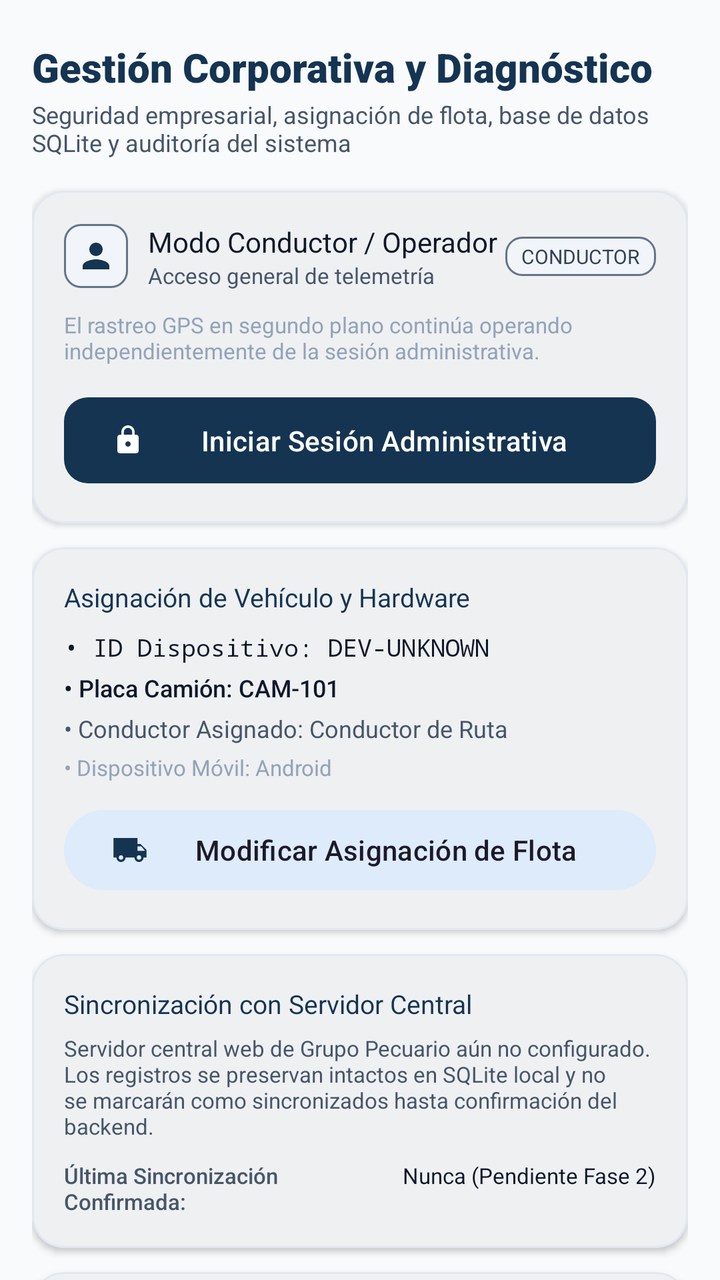
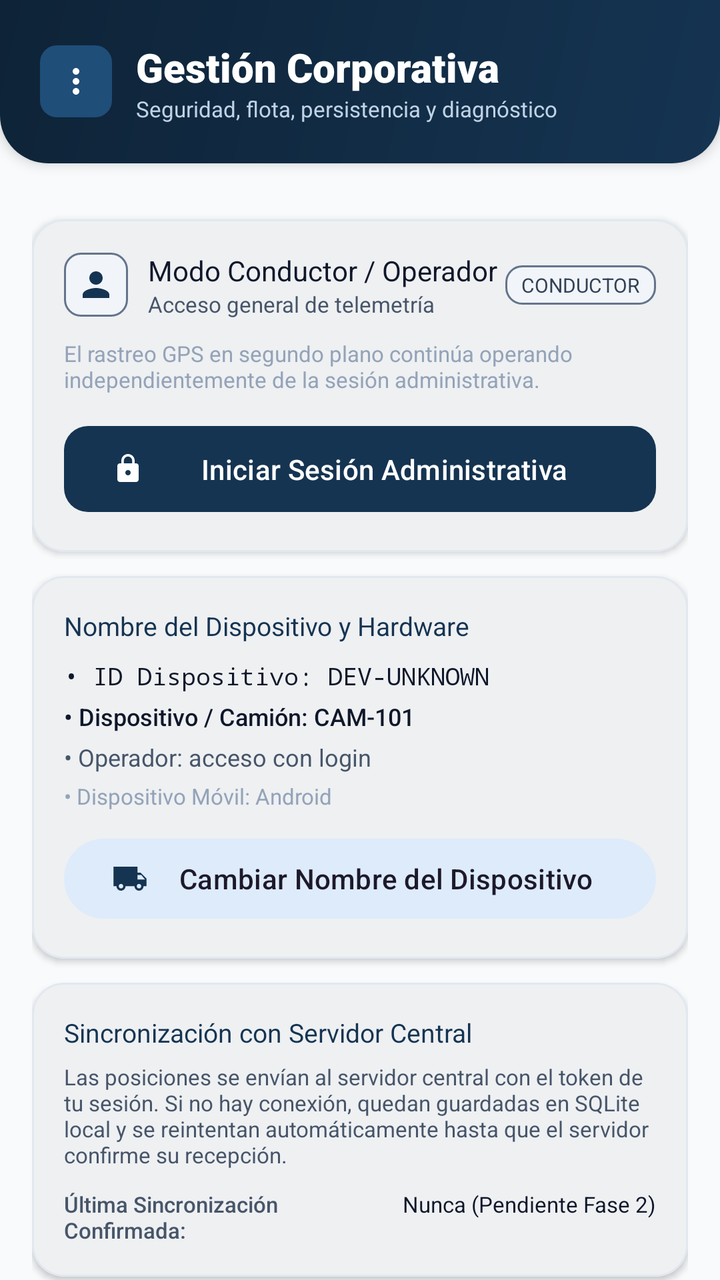

Screens rendered from an Android XML layout before and after an edit, with the pre-edit source and the edit as a unified diff.
<!-- AndroidManifest.xml: application theme Theme.GPSCamiones -->
<!-- res/layout/fragment_admin.xml -->
<?xml version="1.0" encoding="utf-8"?>
<androidx.core.widget.NestedScrollView xmlns:android="http://schemas.android.com/apk/res/android"
    xmlns:app="http://schemas.android.com/apk/res-auto"
    xmlns:tools="http://schemas.android.com/tools"
    android:layout_width="match_parent"
    android:layout_height="match_parent"
    android:background="@color/bg_light"
    android:fillViewport="true">

    <LinearLayout
        android:layout_width="match_parent"
        android:layout_height="wrap_content"
        android:orientation="vertical"
        android:paddingStart="16dp"
        android:paddingTop="20dp"
        android:paddingEnd="16dp"
        android:paddingBottom="24dp">

        <TextView
            android:layout_width="wrap_content"
            android:layout_height="wrap_content"
            android:fontFamily="sans-serif-black"
            android:text="Gestión Corporativa y Diagnóstico"
            android:textColor="@color/primary_petrol"
            android:textSize="20sp" />

        <TextView
            android:layout_width="wrap_content"
            android:layout_height="wrap_content"
            android:layout_marginTop="2dp"
            android:fontFamily="sans-serif"
            android:text="Seguridad empresarial, asignación de flota, base de datos SQLite y auditoría del sistema"
            android:textColor="@color/text_secondary"
            android:textSize="12sp" />

        
        <com.google.android.material.card.MaterialCardView
            style="@style/Widget.GPSCamiones.Card"
            android:layout_width="match_parent"
            android:layout_height="wrap_content"
            android:layout_marginTop="16dp">

            <LinearLayout
                android:layout_width="match_parent"
                android:layout_height="wrap_content"
                android:orientation="vertical"
                android:padding="16dp">

                <LinearLayout
                    android:layout_width="match_parent"
                    android:layout_height="wrap_content"
                    android:gravity="center_vertical"
                    android:orientation="horizontal">

                    <ImageView
                        android:layout_width="32dp"
                        android:layout_height="32dp"
                        android:background="@drawable/badge_status_neutral"
                        android:contentDescription="Usuario"
                        android:padding="6dp"
                        android:src="@drawable/ic_person"
                        app:tint="@color/primary_petrol" />

                    <LinearLayout
                        android:layout_width="0dp"
                        android:layout_height="wrap_content"
                        android:layout_marginStart="10dp"
                        android:layout_weight="1"
                        android:orientation="vertical">

                        <TextView
                            android:id="@+id/tv_admin_session_user"
                            android:layout_width="wrap_content"
                            android:layout_height="wrap_content"
                            android:fontFamily="sans-serif-bold"
                            android:text="Modo Conductor / Operador"
                            android:textColor="@color/text_primary"
                            android:textSize="14sp" />

                        <TextView
                            android:id="@+id/tv_admin_session_role"
                            android:layout_width="wrap_content"
                            android:layout_height="wrap_content"
                            android:fontFamily="sans-serif"
                            android:text="Acceso general de telemetría"
                            android:textColor="@color/text_secondary"
                            android:textSize="11sp" />
                    </LinearLayout>

                    <TextView
                        android:id="@+id/tv_admin_role_badge"
                        android:layout_width="wrap_content"
                        android:layout_height="wrap_content"
                        android:background="@drawable/badge_status_neutral"
                        android:fontFamily="sans-serif-bold"
                        android:paddingStart="8dp"
                        android:paddingTop="3dp"
                        android:paddingEnd="8dp"
                        android:paddingBottom="3dp"
                        android:text="CONDUCTOR"
                        android:textColor="@color/status_neutral_text"
                        android:textSize="10sp" />
                </LinearLayout>

                <TextView
                    android:layout_width="match_parent"
                    android:layout_height="wrap_content"
                    android:layout_marginTop="10dp"
                    android:fontFamily="sans-serif"
                    android:text="El rastreo GPS en segundo plano continúa operando independientemente de la sesión administrativa."
                    android:textColor="@color/text_tertiary"
                    android:textSize="11sp" />

                <LinearLayout
                    android:layout_width="match_parent"
                    android:layout_height="wrap_content"
                    android:layout_marginTop="12dp"
                    android:orientation="horizontal">

                    <com.google.android.material.button.MaterialButton
                        android:id="@+id/btn_admin_login"
                        style="@style/Widget.GPSCamiones.Button.Primary"
                        android:layout_width="0dp"
                        android:layout_height="wrap_content"
                        android:layout_weight="1"
                        android:text="Iniciar Sesión Administrativa"
                        app:icon="@drawable/ic_lock"
                        app:iconSize="16dp" />

                    <com.google.android.material.button.MaterialButton
                        android:id="@+id/btn_admin_logout"
                        style="@style/Widget.GPSCamiones.Button.Danger"
                        android:layout_width="0dp"
                        android:layout_height="wrap_content"
                        android:layout_marginStart="8dp"
                        android:layout_weight="1"
                        android:text="Cerrar Sesión"
                        android:visibility="gone" />
                </LinearLayout>
            </LinearLayout>
        </com.google.android.material.card.MaterialCardView>

        
        <com.google.android.material.card.MaterialCardView
            style="@style/Widget.GPSCamiones.Card"
            android:layout_width="match_parent"
            android:layout_height="wrap_content"
            android:layout_marginTop="12dp">

            <LinearLayout
                android:layout_width="match_parent"
                android:layout_height="wrap_content"
                android:orientation="vertical"
                android:padding="16dp">

                <TextView
                    android:layout_width="wrap_content"
                    android:layout_height="wrap_content"
                    android:fontFamily="sans-serif-bold"
                    android:text="Asignación de Vehículo y Hardware"
                    android:textColor="@color/primary_petrol"
                    android:textSize="13sp" />

                <LinearLayout
                    android:layout_width="match_parent"
                    android:layout_height="wrap_content"
                    android:layout_marginTop="8dp"
                    android:orientation="vertical">

                    <TextView
                        android:id="@+id/tv_admin_device_id"
                        android:layout_width="match_parent"
                        android:layout_height="wrap_content"
                        android:fontFamily="monospace"
                        android:text="• ID Dispositivo: DEV-UNKNOWN"
                        android:textColor="@color/text_primary"
                        android:textSize="12sp" />

                    <TextView
                        android:id="@+id/tv_admin_truck_plate"
                        android:layout_width="match_parent"
                        android:layout_height="wrap_content"
                        android:layout_marginTop="4dp"
                        android:fontFamily="sans-serif-medium"
                        android:text="• Placa Camión: CAM-101"
                        android:textColor="@color/text_primary"
                        android:textSize="12sp" />

                    <TextView
                        android:id="@+id/tv_admin_driver_name"
                        android:layout_width="match_parent"
                        android:layout_height="wrap_content"
                        android:layout_marginTop="4dp"
                        android:fontFamily="sans-serif"
                        android:text="• Conductor Asignado: Conductor de Ruta"
                        android:textColor="@color/text_secondary"
                        android:textSize="12sp" />

                    <TextView
                        android:id="@+id/tv_admin_hardware_model"
                        android:layout_width="match_parent"
                        android:layout_height="wrap_content"
                        android:layout_marginTop="4dp"
                        android:fontFamily="sans-serif"
                        android:text="• Dispositivo Móvil: Android"
                        android:textColor="@color/text_tertiary"
                        android:textSize="11sp" />
                </LinearLayout>

                <com.google.android.material.button.MaterialButton
                    android:id="@+id/btn_admin_edit_assignment"
                    style="@style/Widget.Material3.Button.TonalButton"
                    android:layout_width="match_parent"
                    android:layout_height="wrap_content"
                    android:layout_marginTop="10dp"
                    android:text="Modificar Asignación de Flota"
                    app:icon="@drawable/ic_truck"
                    app:iconTint="@color/primary_petrol" />
            </LinearLayout>
        </com.google.android.material.card.MaterialCardView>

        
        <com.google.android.material.card.MaterialCardView
            style="@style/Widget.GPSCamiones.Card"
            android:layout_width="match_parent"
            android:layout_height="wrap_content"
            android:layout_marginTop="12dp">

            <LinearLayout
                android:layout_width="match_parent"
                android:layout_height="wrap_content"
                android:orientation="vertical"
                android:padding="16dp">

                <TextView
                    android:layout_width="wrap_content"
                    android:layout_height="wrap_content"
                    android:fontFamily="sans-serif-bold"
                    android:text="Sincronización con Servidor Central"
                    android:textColor="@color/primary_petrol"
                    android:textSize="13sp" />

                <TextView
                    android:id="@+id/tv_admin_sync_status"
                    android:layout_width="match_parent"
                    android:layout_height="wrap_content"
                    android:layout_marginTop="6dp"
                    android:fontFamily="sans-serif"
                    android:text="Servidor central web de Grupo Pecuario aún no configurado. Los registros se preservan intactos en SQLite local y no se marcarán como sincronizados hasta confirmación del backend."
                    android:textColor="@color/text_secondary"
                    android:textSize="11sp" />

                <LinearLayout
                    android:layout_width="match_parent"
                    android:layout_height="wrap_content"
                    android:layout_marginTop="10dp"
                    android:orientation="horizontal">

                    <TextView
                        android:layout_width="0dp"
                        android:layout_height="wrap_content"
                        android:layout_weight="1"
                        android:fontFamily="sans-serif-medium"
                        android:text="Última Sincronización Confirmada:"
                        android:textColor="@color/text_secondary"
                        android:textSize="11sp" />

                    <TextView
                        android:id="@+id/tv_admin_last_sync_date"
                        android:layout_width="wrap_content"
                        android:layout_height="wrap_content"
                        android:fontFamily="sans-serif"
                        android:text="Nunca (Pendiente Fase 2)"
                        android:textColor="@color/text_primary"
                        android:textSize="11sp" />
                </LinearLayout>
            </LinearLayout>
        </com.google.android.material.card.MaterialCardView>

        
        <com.google.android.material.card.MaterialCardView
            style="@style/Widget.GPSCamiones.Card"
            android:layout_width="match_parent"
            android:layout_height="wrap_content"
            android:layout_marginTop="12dp">

            <LinearLayout
                android:layout_width="match_parent"
                android:layout_height="wrap_content"
                android:orientation="vertical"
                android:padding="16dp">

                <TextView
                    android:layout_width="wrap_content"
                    android:layout_height="wrap_content"
                    android:fontFamily="sans-serif-bold"
                    android:text="Auditoría de Almacenamiento SQLite"
                    android:textColor="@color/primary_petrol"
                    android:textSize="13sp" />

                <LinearLayout
                    android:layout_width="match_parent"
                    android:layout_height="wrap_content"
                    android:layout_marginTop="8dp"
                    android:orientation="vertical">

                    <TextView
                        android:id="@+id/tv_sqlite_stats_total"
                        android:layout_width="match_parent"
                        android:layout_height="wrap_content"
                        android:fontFamily="sans-serif"
                        android:text="• Total posiciones registradas: 0"
                        android:textColor="@color/text_primary"
                        android:textSize="12sp" />

                    <TextView
                        android:id="@+id/tv_sqlite_stats_pendientes"
                        android:layout_width="match_parent"
                        android:layout_height="wrap_content"
                        android:layout_marginTop="4dp"
                        android:fontFamily="sans-serif"
                        android:text="• Pendientes de subida a web: 0"
                        android:textColor="@color/status_warning_text"
                        android:textSize="12sp" />

                    <TextView
                        android:id="@+id/tv_sqlite_stats_primer"
                        android:layout_width="match_parent"
                        android:layout_height="wrap_content"
                        android:layout_marginTop="4dp"
                        android:fontFamily="sans-serif"
                        android:text="• Primer registro histórico: --"
                        android:textColor="@color/text_secondary"
                        android:textSize="11sp" />

                    <TextView
                        android:id="@+id/tv_sqlite_stats_ultimo"
                        android:layout_width="match_parent"
                        android:layout_height="wrap_content"
                        android:layout_marginTop="4dp"
                        android:fontFamily="sans-serif"
                        android:text="• Último registro almacenado: --"
                        android:textColor="@color/text_secondary"
                        android:textSize="11sp" />

                    <TextView
                        android:id="@+id/tv_sqlite_stats_wal"
                        android:layout_width="match_parent"
                        android:layout_height="wrap_content"
                        android:layout_marginTop="4dp"
                        android:fontFamily="sans-serif"
                        android:text="• Modo WAL (Write-Ahead Logging): Habilitado"
                        android:textColor="@color/status_active_text"
                        android:textSize="11sp" />
                </LinearLayout>

                <com.google.android.material.button.MaterialButton
                    android:id="@+id/btn_admin_refresh_db"
                    style="@style/Widget.Material3.Button.TonalButton"
                    android:layout_width="match_parent"
                    android:layout_height="wrap_content"
                    android:layout_marginTop="10dp"
                    android:text="Actualizar Estadísticas de Almacenamiento"
                    app:icon="@drawable/ic_storage"
                    app:iconTint="@color/primary_petrol" />
            </LinearLayout>
        </com.google.android.material.card.MaterialCardView>

        
        <com.google.android.material.card.MaterialCardView
            style="@style/Widget.GPSCamiones.Card"
            android:layout_width="match_parent"
            android:layout_height="wrap_content"
            android:layout_marginTop="12dp">

            <LinearLayout
                android:layout_width="match_parent"
                android:layout_height="wrap_content"
                android:orientation="vertical"
                android:padding="16dp">

                <TextView
                    android:layout_width="wrap_content"
                    android:layout_height="wrap_content"
                    android:fontFamily="sans-serif-bold"
                    android:text="Permisos de Android del Dispositivo"
                    android:textColor="@color/primary_petrol"
                    android:textSize="13sp" />

                <LinearLayout
                    android:layout_width="match_parent"
                    android:layout_height="wrap_content"
                    android:layout_marginTop="8dp"
                    android:orientation="vertical">

                    <TextView
                        android:id="@+id/tv_admin_perm_fine"
                        android:layout_width="match_parent"
                        android:layout_height="wrap_content"
                        android:fontFamily="sans-serif"
                        android:text="• Ubicación precisa (Fine): Verificando..."
                        android:textColor="@color/text_primary"
                        android:textSize="12sp" />

                    <TextView
                        android:id="@+id/tv_admin_perm_bg"
                        android:layout_width="match_parent"
                        android:layout_height="wrap_content"
                        android:layout_marginTop="4dp"
                        android:fontFamily="sans-serif"
                        android:text="• Ubicación en segundo plano: Verificando..."
                        android:textColor="@color/text_primary"
                        android:textSize="12sp" />

                    <TextView
                        android:id="@+id/tv_admin_perm_notif"
                        android:layout_width="match_parent"
                        android:layout_height="wrap_content"
                        android:layout_marginTop="4dp"
                        android:fontFamily="sans-serif"
                        android:text="• Notificaciones continuas: Verificando..."
                        android:textColor="@color/text_primary"
                        android:textSize="12sp" />
                </LinearLayout>

                <com.google.android.material.button.MaterialButton
                    android:id="@+id/btn_admin_open_settings"
                    style="@style/Widget.Material3.Button.OutlinedButton"
                    android:layout_width="match_parent"
                    android:layout_height="wrap_content"
                    android:layout_marginTop="10dp"
                    android:text="Abrir Ajustes de la Aplicación en Android" />
            </LinearLayout>
        </com.google.android.material.card.MaterialCardView>

    </LinearLayout>
</androidx.core.widget.NestedScrollView>
<!-- resources referenced by this layout -->
<resources>
  <color name="bg_light">#F8FAFC</color>
  <color name="primary_petrol">#153452</color>
  <color name="status_active_text">#15803D</color>
  <color name="status_neutral_text">#334155</color>
  <color name="status_warning_text">#B45309</color>
  <color name="text_primary">#0F172A</color>
  <color name="text_secondary">#475569</color>
  <color name="text_tertiary">#94A3B8</color>
  <!-- drawable badge_status_neutral (drawable) -->
  <?xml version="1.0" encoding="utf-8"?>
  <shape xmlns:android="http://schemas.android.com/apk/res/android"
      android:shape="rectangle">
      <corners android:radius="8dp" />
      <solid android:color="@color/status_neutral_container" />
      <stroke
          android:width="1dp"
          android:color="@color/status_neutral" />
  </shape>
  <!-- drawable ic_storage (drawable) -->
  <vector xmlns:android="http://schemas.android.com/apk/res/android"
      android:width="24dp"
      android:height="24dp"
      android:viewportWidth="24"
      android:viewportHeight="24">
      <path
          android:fillColor="#FF000000"
          android:pathData="M2 20h20v-4H2v4zm2-3h2v2H4v-2zM2 4v4h20V4H2zm4 3H4V5h2v2zm-4 7h20v-4H2v4zm2-3h2v2H4v-2z" />
  </vector>
  <style name="Widget.GPSCamiones.Button.Primary" parent="Widget.Material3.Button">
          <item name="backgroundTint">@color/primary_petrol</item>
          <item name="cornerRadius">12dp</item>
          <item name="android:textAllCaps">false</item>
          <item name="android:fontFamily">sans-serif-medium</item>
          <item name="android:paddingTop">12dp</item>
          <item name="android:paddingBottom">12dp</item>
      </style>
  <style name="Widget.GPSCamiones.Card" parent="Widget.Material3.CardView.Elevated">
          <item name="cardCornerRadius">16dp</item>
          <item name="cardElevation">2dp</item>
          <item name="cardBackgroundColor">@color/bg_surface</item>
          <item name="strokeWidth">1dp</item>
          <item name="strokeColor">@color/bg_card_stroke</item>
      </style>
  <style name="Theme.GPSCamiones" parent="Base.Theme.GPSCamiones" />
  <color name="status_neutral_container">#F1F5F9</color>
  <color name="status_neutral">#64748B</color>
  <color name="status_danger">#DC2626</color>
  <color name="bg_surface">#FFFFFF</color>
  <color name="bg_card_stroke">#E2E8F0</color>
  <color name="text_on_primary">#FFFFFF</color>
  <color name="primary_container">#E8F1F8</color>
  <color name="on_primary_container">#0A1D30</color>
  <color name="secondary_accent">#1E6091</color>
  <color name="secondary_container">#DDEBFA</color>
  <color name="bg_surface_variant">#F1F5F9</color>
  <color name="primary_petrol_dark">#0E2337</color>
  <!-- unchanged entries left out for length: 5 -->
</resources>

<!-- the commit's change to res/layout/fragment_admin.xml (unified diff, before → after) -->
@@ -10,28 +10,71 @@
     <LinearLayout
         android:layout_width="match_parent"
         android:layout_height="wrap_content"
-        android:orientation="vertical"
-        android:paddingStart="16dp"
-        android:paddingTop="20dp"
-        android:paddingEnd="16dp"
-        android:paddingBottom="24dp">
-
-        <TextView
-            android:layout_width="wrap_content"
-            android:layout_height="wrap_content"
-            android:fontFamily="sans-serif-black"
-            android:text="Gestión Corporativa y Diagnóstico"
-            android:textColor="@color/primary_petrol"
-            android:textSize="20sp" />
-
-        <TextView
-            android:layout_width="wrap_content"
-            android:layout_height="wrap_content"
-            android:layout_marginTop="2dp"
-            android:fontFamily="sans-serif"
-            android:text="Seguridad empresarial, asignación de flota, base de datos SQLite y auditoría del sistema"
-            android:textColor="@color/text_secondary"
-            android:textSize="12sp" />
+        android:orientation="vertical">
+
+        
+        <LinearLayout
+            android:layout_width="match_parent"
+            android:layout_height="wrap_content"
+            android:background="@drawable/bg_header_gradient"
+            android:elevation="4dp"
+            android:orientation="vertical"
+            android:paddingStart="20dp"
+            android:paddingTop="20dp"
+            android:paddingEnd="20dp"
+            android:paddingBottom="20dp">
+
+            <LinearLayout
+                android:layout_width="match_parent"
+                android:layout_height="wrap_content"
+                android:gravity="center_vertical"
+                android:orientation="horizontal">
+
+                <ImageView
+                    android:layout_width="36dp"
+                    android:layout_height="36dp"
+                    android:background="@drawable/badge_status_neutral"
+                    android:backgroundTint="@color/primary_petrol_light"
+                    android:contentDescription="Administración"
+                    android:padding="8dp"
+                    android:src="@drawable/ic_more"
+                    app:tint="@color/white" />
+
+                <LinearLayout
+                    android:layout_width="0dp"
+                    android:layout_height="wrap_content"
+                    android:layout_marginStart="12dp"
+                    android:layout_weight="1"
+                    android:orientation="vertical">
+
+                    <TextView
+                        android:layout_width="wrap_content"
+                        android:layout_height="wrap_content"
+                        android:fontFamily="sans-serif-black"
+                        android:text="Gestión Corporativa"
+                        android:textColor="@color/white"
+                        android:textSize="20sp" />
+
+                    <TextView
+                        android:layout_width="wrap_content"
+                        android:layout_height="wrap_content"
+                        android:fontFamily="sans-serif"
+                        android:text="Seguridad, flota, persistencia y diagnóstico"
+                        android:textColor="#C0D3E5"
+                        android:textSize="11sp" />
+                </LinearLayout>
+            </LinearLayout>
+        </LinearLayout>
+
+        
+        <LinearLayout
+            android:layout_width="match_parent"
+            android:layout_height="wrap_content"
+            android:orientation="vertical"
+            android:paddingStart="16dp"
+            android:paddingTop="12dp"
+            android:paddingEnd="16dp"
+            android:paddingBottom="24dp">
 
         
         <com.google.android.material.card.MaterialCardView
@@ -157,7 +200,7 @@
                     android:layout_width="wrap_content"
                     android:layout_height="wrap_content"
                     android:fontFamily="sans-serif-bold"
-                    android:text="Asignación de Vehículo y Hardware"
+                    android:text="Nombre del Dispositivo y Hardware"
                     android:textColor="@color/primary_petrol"
                     android:textSize="13sp" />
 
@@ -182,7 +225,7 @@
                         android:layout_height="wrap_content"
                         android:layout_marginTop="4dp"
                         android:fontFamily="sans-serif-medium"
-                        android:text="• Placa Camión: CAM-101"
+                        android:text="• Dispositivo / Camión: CAM-101"
                         android:textColor="@color/text_primary"
                         android:textSize="12sp" />
 
@@ -192,7 +235,7 @@
                         android:layout_height="wrap_content"
                         android:layout_marginTop="4dp"
                         android:fontFamily="sans-serif"
-                        android:text="• Conductor Asignado: Conductor de Ruta"
+                        android:text="• Operador: acceso con login"
                         android:textColor="@color/text_secondary"
                         android:textSize="12sp" />
 
@@ -213,7 +256,7 @@
                     android:layout_width="match_parent"
                     android:layout_height="wrap_content"
                     android:layout_marginTop="10dp"
-                    android:text="Modificar Asignación de Flota"
+                    android:text="Cambiar Nombre del Dispositivo"
                     app:icon="@drawable/ic_truck"
                     app:iconTint="@color/primary_petrol" />
             </LinearLayout>
@@ -246,7 +289,7 @@
                     android:layout_height="wrap_content"
                     android:layout_marginTop="6dp"
                     android:fontFamily="sans-serif"
-                    android:text="Servidor central web de Grupo Pecuario aún no configurado. Los registros se preservan intactos en SQLite local y no se marcarán como sincronizados hasta confirmación del backend."
+                    android:text="Las posiciones se envían al servidor central con el token de tu sesión. Si no hay conexión, quedan guardadas en SQLite local y se reintentan automáticamente hasta que el servidor confirme su recepción."
                     android:textColor="@color/text_secondary"
                     android:textSize="11sp" />
 
@@ -433,5 +476,6 @@
             </LinearLayout>
         </com.google.android.material.card.MaterialCardView>
 
+        </LinearLayout>
     </LinearLayout>
 </androidx.core.widget.NestedScrollView>
<!-- resource entries referenced after the edit -->
@@ -2,12 +2,14 @@
 <resources>
   <color name="bg_light">#F8FAFC</color>
   <color name="primary_petrol">#153452</color>
+  <color name="primary_petrol_light">#1F4E79</color>
   <color name="status_active_text">#15803D</color>
   <color name="status_neutral_text">#334155</color>
   <color name="status_warning_text">#B45309</color>
   <color name="text_primary">#0F172A</color>
   <color name="text_secondary">#475569</color>
   <color name="text_tertiary">#94A3B8</color>
+  <color name="white">#FFFFFFFF</color>
   <!-- drawable badge_status_neutral (drawable) -->
   <?xml version="1.0" encoding="utf-8"?>
   <shape xmlns:android="http://schemas.android.com/apk/res/android"
@@ -18,6 +20,29 @@
           android:width="1dp"
           android:color="@color/status_neutral" />
   </shape>
+  <!-- drawable bg_header_gradient (drawable) -->
+  <?xml version="1.0" encoding="utf-8"?>
+  <shape xmlns:android="http://schemas.android.com/apk/res/android"
+      android:shape="rectangle">
+      <gradient
+          android:angle="135"
+          android:startColor="@color/primary_petrol"
+          android:endColor="@color/primary_petrol_dark"
+          android:type="linear" />
+      <corners
+          android:bottomLeftRadius="24dp"
+          android:bottomRightRadius="24dp" />
+  </shape>
+  <!-- drawable ic_more (drawable) -->
+  <vector xmlns:android="http://schemas.android.com/apk/res/android"
+      android:width="24dp"
+      android:height="24dp"
+      android:viewportWidth="24"
+      android:viewportHeight="24">
+      <path
+          android:fillColor="#FF000000"
+          android:pathData="M12,8c1.1,0 2,-0.9 2,-2s-0.9,-2 -2,-2 -2,0.9 -2,2 0.9,2 2,2zm0,2c-1.1,0 -2,0.9 -2,2s0.9,2 2,2 2,-0.9 2,-2 -0.9,-2 -2,-2zm0,6c-1.1,0 -2,0.9 -2,2s0.9,2 2,2 2,-0.9 2,-2 -0.9,-2 -2,-2z" />
+  </vector>
   <!-- drawable ic_storage (drawable) -->
   <vector xmlns:android="http://schemas.android.com/apk/res/android"
       android:width="24dp"
